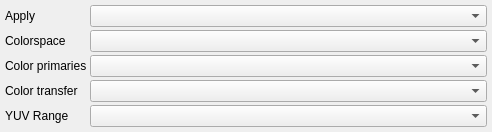
Above: src/UI/Blocks/blockcolor.ui from RxLaboratory/DuME before the change. Below: the same form after it.
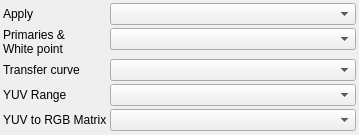
That is the form after the change. Custom widgets are drawn as their Qt base class.

Commit message: tweaked color management

Diff of the .ui file:
```diff
--- a/src/UI/Blocks/blockcolor.ui
+++ b/src/UI/Blocks/blockcolor.ui
@@ -6,8 +6,8 @@
    <rect>
     <x>0</x>
     <y>0</y>
-    <width>492</width>
-    <height>132</height>
+    <width>359</width>
+    <height>135</height>
    </rect>
   </property>
   <property name="windowTitle">
@@ -21,16 +21,16 @@
     <number>3</number>
    </property>
    <property name="leftMargin">
-    <number>5</number>
+    <number>3</number>
    </property>
    <property name="topMargin">
-    <number>5</number>
+    <number>3</number>
    </property>
    <property name="rightMargin">
-    <number>5</number>
+    <number>3</number>
    </property>
    <property name="bottomMargin">
-    <number>5</number>
+    <number>3</number>
    </property>
    <item row="0" column="0">
     <widget class="QLabel" name="label_4">
@@ -39,48 +39,49 @@
      </property>
     </widget>
    </item>
+   <item row="0" column="1">
+    <widget class="DataComboBox" name="modeBox"/>
+   </item>
    <item row="1" column="0">
-    <widget class="QLabel" name="label_2">
-     <property name="text">
-      <string>Colorspace</string>
-     </property>
-    </widget>
-   </item>
-   <item row="1" column="1">
-    <widget class="BigComboBox" name="spaceBox"/>
-   </item>
-   <item row="2" column="0">
     <widget class="QLabel" name="label">
      <property name="text">
-      <string>Color primaries</string>
+      <string>Primaries &amp;
+White point</string>
      </property>
     </widget>
    </item>
-   <item row="2" column="1">
+   <item row="1" column="1">
     <widget class="BigComboBox" name="primariesBox"/>
    </item>
-   <item row="3" column="0">
+   <item row="2" column="0">
     <widget class="QLabel" name="label_3">
      <property name="text">
-      <string>Color transfer</string>
+      <string>Transfer curve</string>
      </property>
     </widget>
    </item>
-   <item row="3" column="1">
+   <item row="2" column="1">
     <widget class="BigComboBox" name="trcBox"/>
    </item>
-   <item row="4" column="0">
+   <item row="3" column="0">
     <widget class="QLabel" name="rangeLabel">
      <property name="text">
       <string>YUV Range</string>
      </property>
     </widget>
    </item>
-   <item row="4" column="1">
+   <item row="3" column="1">
     <widget class="BigComboBox" name="rangeBox"/>
    </item>
-   <item row="0" column="1">
-    <widget class="DataComboBox" name="modeBox"/>
+   <item row="4" column="0">
+    <widget class="QLabel" name="label_2">
+     <property name="text">
+      <string>YUV to RGB Matrix</string>
+     </property>
+    </widget>
+   </item>
+   <item row="4" column="1">
+    <widget class="BigComboBox" name="spaceBox"/>
    </item>
   </layout>
   <action name="actionsRGB">
```
The commit also changes 5 other files.
